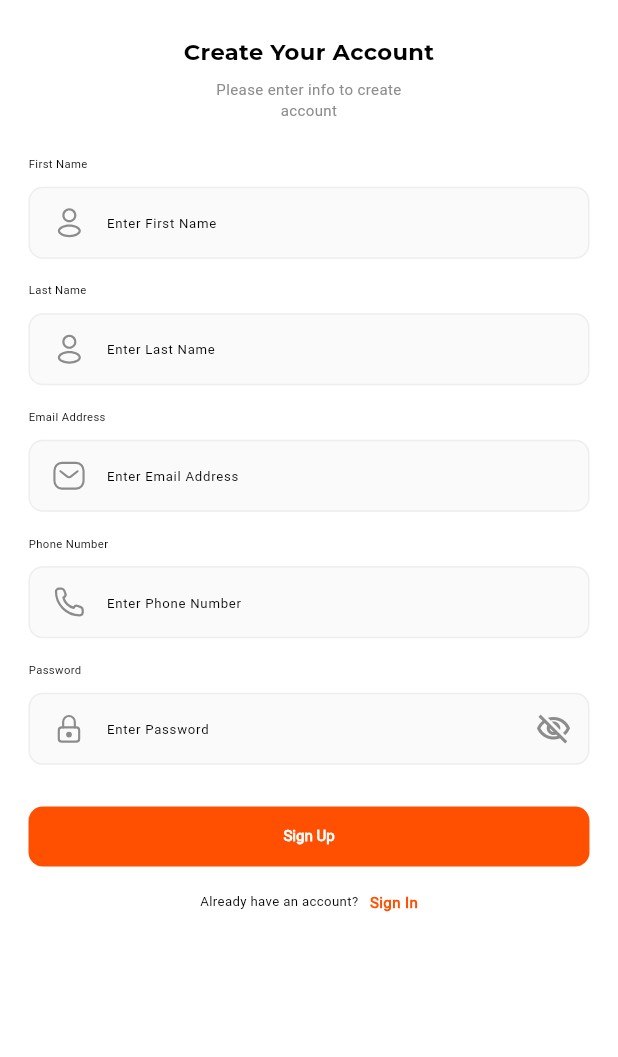
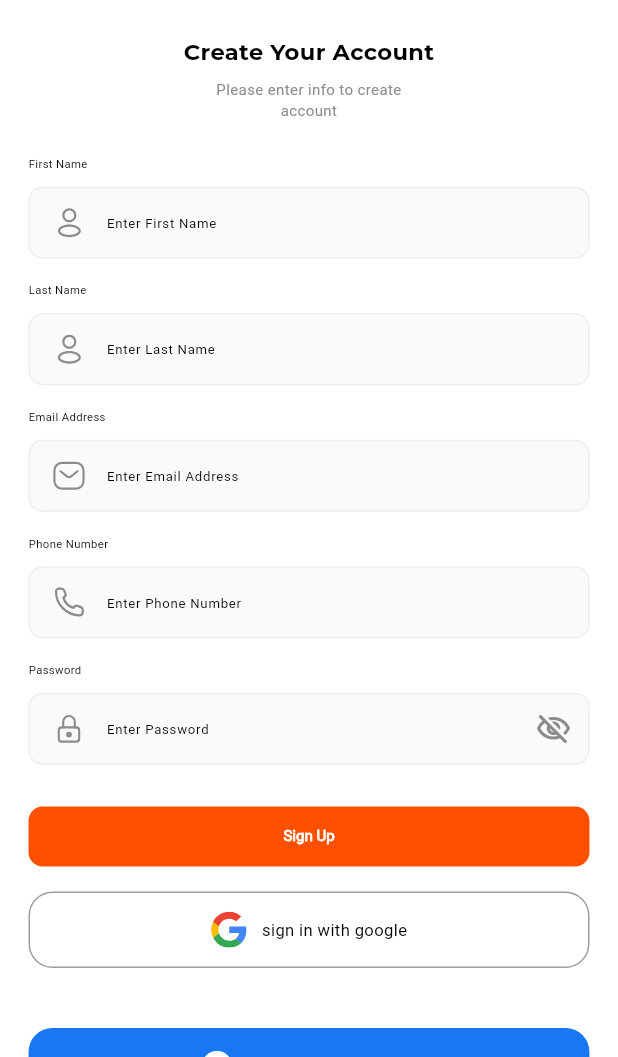
Before and after one commit to AmirmLotfy/octify, a Flutter app: the RegisterView screen opened directly, on a phone screen of 412 x 824 dp, the part 179-1236 px from its top. Run offline on Flutter 3.47's test engine with Material 3 defaults, Android fonts, the light colour scheme and no system bars; our stand-ins replace animate_do, circular_countdown_timer, dio, firebase_auth, firebase_core, firebase_database and 16 more; missing offline and left inert: flutter_facebook_auth, quick_log; accounts and stored records are empty; project files that could hold a hidden picture were left out.

Commit message:
add Firebase and social login integration with configuration updates

```diff
--- /dev/null
+++ b/devtools_options.yaml
@@ -0,0 +1,3 @@
+description: This file stores settings for Dart & Flutter DevTools.
+documentation: https://docs.flutter.dev/tools/devtools/extensions#configure-extension-enablement-states
+extensions:
--- a/lib/views/auth/components/login_or_register.dart
+++ b/lib/views/auth/components/login_or_register.dart
@@ -5,6 +5,7 @@ import 'package:flutter_facebook_auth/flutter_facebook_auth.dart';
 import 'package:flutter_screenutil/flutter_screenutil.dart';
 import 'package:google_sign_in/google_sign_in.dart';
 import 'package:octify/core/design/app_image.dart';
+import 'package:octify/views/auth/social/google/button.dart';
 import 'package:octify/views/home/view.dart';
 
 import '../../../core/logic/helper_methods.dart';
@@ -64,6 +65,9 @@ class LoginOrRegister extends StatelessWidget {
           //   ],
           // ),
           SizedBox(height: 16.h),
+          SignInButtons(),
+          SizedBox(height: 16.h),
+
           Row(
             mainAxisSize: MainAxisSize.min,
             children: [
--- /dev/null
+++ b/lib/views/auth/social/facebook/facbook_data.dart
@@ -0,0 +1,165 @@
+import 'package:flutter/material.dart';
+import 'package:firebase_auth/firebase_auth.dart';
+import 'package:flutter_facebook_auth/flutter_facebook_auth.dart';
+import 'package:octify/views/auth/social/facebook/login.dart';
+
+class FacebookButton extends StatefulWidget {
+  @override
+  _FacebookButtonState createState() => _FacebookButtonState();
+}
+
+class _FacebookButtonState extends State<FacebookButton> {
+  final FirebaseAuth _firebaseAuth = FirebaseAuth.instance;
+  bool _isSigningIn = false; // State variable for loading
+
+  Future<User?> _signIn(BuildContext context) async {
+    ScaffoldMessenger.of(context).showSnackBar(
+      SnackBar(content: Text('Sign in button clicked')),
+    );
+
+    try {
+      // Trigger the Facebook login
+      final LoginResult result = await FacebookAuth.instance.login();
+
+      if (result.status == LoginStatus.success) {
+        // Get the access token
+        final AccessToken accessToken = result.accessToken!;
+        // Create a credential for Firebase
+        final OAuthCredential credential =
+            FacebookAuthProvider.credential(accessToken.tokenString);
+        // Sign in to Firebase
+        final UserCredential userCredential =
+            await _firebaseAuth.signInWithCredential(credential);
+        final User user = userCredential.user!;
+
+        ProviderDetails userInfo = ProviderDetails(
+          user.uid,
+          user.displayName ?? '',
+          user.photoURL ?? '',
+          user.email ?? '',
+          user.emailVerified.toString(),
+        );
+
+        List<ProviderDetails> providerData = [userInfo];
+
+        UserInfoDetails userInfoDetails = UserInfoDetails(
+          user.providerData[0].providerId,
+          user.uid,
+          user.displayName ?? '',
+          user.photoURL ?? '',
+          user.email ?? '',
+          user.isAnonymous,
+          user.emailVerified,
+          providerData,
+        );
+
+        Navigator.push(
+          context,
+          MaterialPageRoute(
+            builder: (context) => DetailedScreen(detailsUser: userInfoDetails),
+          ),
+        );
+
+        return user;
+      } else {
+        print("Facebook login failed: ${result.message}");
+        return null;
+      }
+    } catch (e) {
+      print("Error during Facebook login: $e");
+      return null;
+    }
+  }
+
+  @override
+  Widget build(BuildContext context) {
+    return GestureDetector(
+      onTap: () async {
+        setState(() {
+          _isSigningIn = true;
+        });
+
+        User? user = await _signIn(context);
+
+        setState(() {
+          _isSigningIn = false;
+        });
+
+        if (user != null) {
+          print('Signed in: ${user.displayName}');
+        }
+      },
+      child: Container(
+        height: 51,
+        padding: const EdgeInsets.all(10),
+        width: MediaQuery.of(context).size.width,
+        decoration: BoxDecoration(
+          color: Theme.of(context).brightness == Brightness.dark
+              ? const Color(0xff1877F2) // Facebook Blue
+              : const Color(0xff1877F2), // Facebook Blue
+          borderRadius: BorderRadius.circular(16),
+        ),
+        child: _isSigningIn
+            ? const Center(
+                child: CircularProgressIndicator(color: Colors.white),
+              )
+            : Row(
+                mainAxisAlignment: MainAxisAlignment.center,
+                children: [
+                  const Icon(
+                    Icons.facebook,
+                    size: 24,
+                    color: Colors.white,
+                  ),
+                  const SizedBox(width: 10),
+                  const Text(
+                    'Sign in with Facebook',
+                    style: TextStyle(
+                      color: Colors.white,
+                      fontWeight: FontWeight.bold,
+                    ),
+                  ),
+                ],
+              ),
+      ),
+    );
+  }
+}
+
+class UserInfoDetails {
+  UserInfoDetails(
+    this.providerId,
+    this.uid,
+    this.displayName,
+    this.photoUrl,
+    this.email,
+    this.isAnonymous,
+    this.isEmailVerified,
+    this.providerData,
+  );
+
+  final String providerId;
+  final String uid;
+  final String displayName;
+  final String photoUrl;
+  final String email;
+  final bool isAnonymous;
+  final bool isEmailVerified;
+  final List<ProviderDetails> providerData;
+}
+
+class ProviderDetails {
+  final String providerId;
+  final String uid;
+  final String displayName;
+  final String photoUrl;
+  final String email;
+
+  ProviderDetails(
+    this.providerId,
+    this.uid,
+    this.displayName,
+    this.photoUrl,
+    this.email,
+  );
+}
--- /dev/null
+++ b/lib/views/auth/social/google/button.dart
@@ -0,0 +1,120 @@
+import 'dart:io';
+
+import 'package:flutter/material.dart';
+import 'package:octify/views/auth/social/apple/view.dart';
+import 'package:octify/views/auth/social/facebook/facbook_data.dart';
+import 'package:octify/views/auth/social/google/auth.dart';
+import 'package:octify/widgets/svg.dart';
+
+class SignInButtons extends StatefulWidget {
+  const SignInButtons({super.key});
+
+  @override
+  _SignInButtonsState createState() => _SignInButtonsState();
+}
+
+class _SignInButtonsState extends State<SignInButtons> {
+  bool _isSigningIn = false;
+
+  @override
+  Widget build(BuildContext context) {
+    return Padding(
+      padding: const EdgeInsets.only(bottom: 16.0),
+      child: _isSigningIn
+          ? const Center(child: CircularProgressIndicator())
+          : Column(
+              children: [
+                GestureDetector(
+                    onTap: () async {
+                      setState(() {
+                        _isSigningIn = true;
+                      });
+                      await Authentication.signInWithGoogle(context: context);
+
+                      setState(() {
+                        _isSigningIn = false;
+                      });
+
+                      // Navigate to the desired screen
+                    },
+                    child: Container(
+                      height: 51,
+                      padding: const EdgeInsets.all(10),
+                      width: MediaQuery.of(context).size.width,
+                      decoration: BoxDecoration(
+                        border: Border.all(
+                          color: Theme.of(context).brightness == Brightness.dark
+                              ? Colors.transparent
+                              : Colors.grey,
+                        ),
+                        color: Theme.of(context).brightness == Brightness.dark
+                            ? const Color(0xff2D2D2D)
+                            : Colors.white, // Google button color: 0xFF4285F4
+
+                        borderRadius: BorderRadius.circular(16),
+                      ),
+                      child: Row(
+                        mainAxisAlignment: MainAxisAlignment.center,
+                        children: [
+                          customSvg(name: 'google_icon', height: 24),
+                          const SizedBox(width: 10),
+                          Text(
+                            'sign in with google',
+                          ),
+                        ],
+                      ),
+                    )),
+
+                const SizedBox(
+                    height: 20), // Add some space between the buttons
+                Platform.isIOS
+                    ? GestureDetector(
+                        onTap: () async {
+                          setState(() {
+                            _isSigningIn = true;
+                          });
+                          await AppleAuthentication.signInWithApple(
+                              context: context);
+
+                          setState(() {
+                            _isSigningIn = false;
+                          });
+                        },
+                        child: Container(
+                          height: 51,
+                          padding: const EdgeInsets.all(10),
+                          width: MediaQuery.of(context).size.width,
+                          decoration: BoxDecoration(
+                            color: Theme.of(context).brightness ==
+                                    Brightness.dark
+                                ? const Color(0xff2D2D2D)
+                                : Colors
+                                    .black, // Google button color: 0xFF4285F4
+
+                            borderRadius: BorderRadius.circular(16),
+                          ),
+                          child: Row(
+                            mainAxisAlignment: MainAxisAlignment.center,
+                            children: [
+                              const Icon(
+                                Icons.apple,
+                                size: 24,
+                                color: Colors
+                                    .white, // Google button color: 0xFF4285F4
+                              ),
+                              const SizedBox(width: 10),
+                              Text(
+                                'sign in with apple',
+                                style: const TextStyle(color: Colors.white),
+                              ),
+                            ],
+                          ),
+                        ))
+                    : const SizedBox(),
+                const SizedBox(height: 20),
+                FacebookButton()
+              ],
+            ),
+    );
+  }
+}
--- /dev/null
+++ b/lib/widgets/svg.dart
@@ -0,0 +1,12 @@
+// ignore_for_file: deprecated_member_use
+
+import 'package:flutter/material.dart';
+import 'package:flutter_svg/flutter_svg.dart';
+
+SvgPicture customSvg({required String name, Color? color, double? height}) {
+  return SvgPicture.asset(
+    'assets/images/$name.svg',
+    color: color,
+    height: height,
+  );
+}
```
Also changed, not shown: lib/views/auth/social/apple/view.dart (added, +54 -0 lines), lib/views/auth/social/facebook/login.dart (added, +122 -0 lines), lib/views/auth/social/google/auth.dart (added, +58 -0 lines), assets/images/google_icon.svg (added), firebase.json, lib/firebase_options.dart, pubspec.lock, 10 other files.
